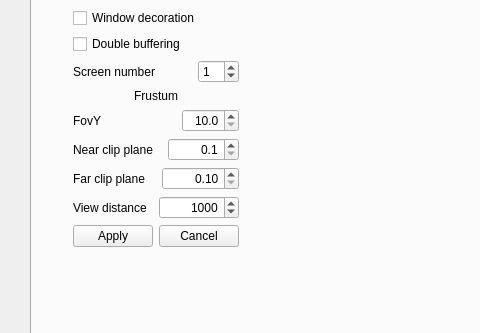
First picture: the form in launcher/forms/mainwindow.ui, repository maisvendoo/RRS, before the edit; both pictures show x 0 to 480 and y 154 to 487 of the 1165 by 724 pixel window.
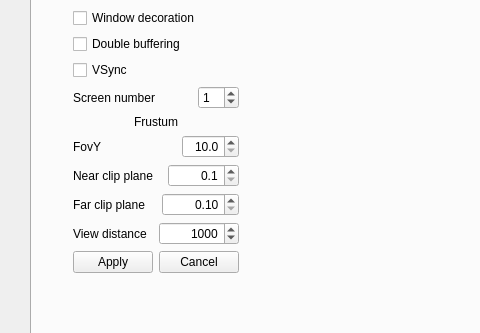
Second picture: the form after the edit. The open tabs and pages were chosen to show the change.

Commit message: Вынес настройку вертикальной синхронизации в интерфейс лаунчера

```diff
--- a/launcher/forms/mainwindow.ui
+++ b/launcher/forms/mainwindow.ui
@@ -843,6 +843,16 @@
            </property>
           </widget>
          </item>
+         <item>
+          <widget class="QCheckBox" name="cbVSync">
+           <property name="text">
+            <string>VSync</string>
+           </property>
+           <property name="checked">
+            <bool>false</bool>
+           </property>
+          </widget>
+         </item>
          <item>
           <layout class="QHBoxLayout" name="horizontalLayout_10" stretch="5,1">
            <item>
```
Left out of the diff: 2 changed lines with no effect on the pictures. The commit also changes 2 other files.
